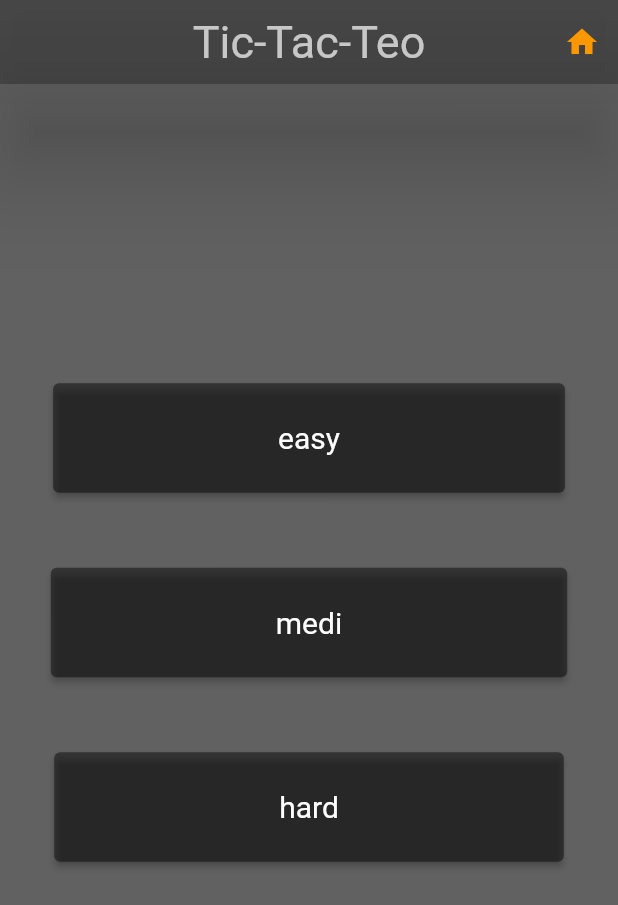
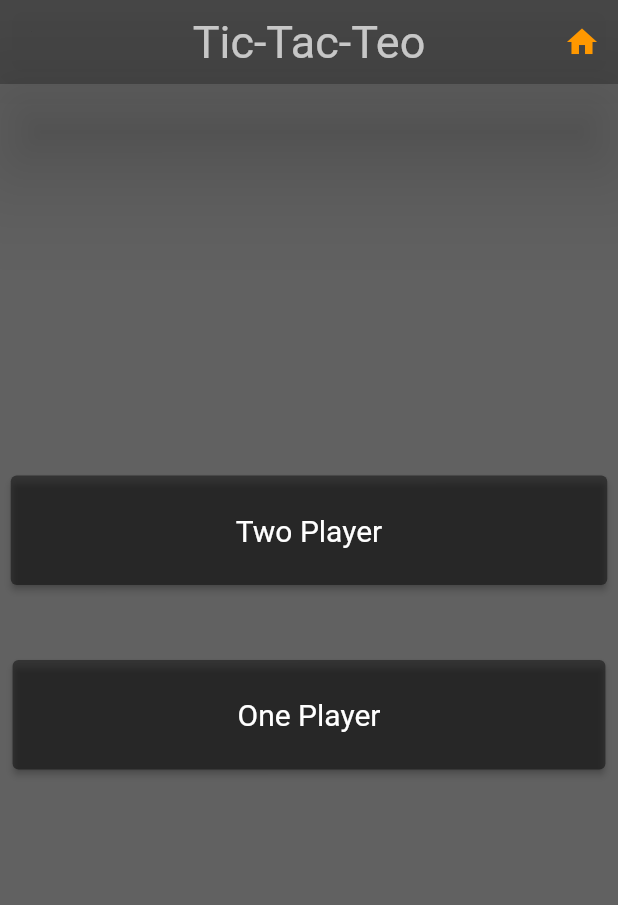
Before and after one commit to Parisa-arabi/-tic-tac-teo, a Flutter app: the screen it shows after launch, on a phone screen of 412 x 824 dp. Shown: the top 905 px of the screen. Run offline on Flutter 3.47's test engine with Material 2 defaults, Android fonts, the phone set to English and light mode, and no system bars.

Commit message:
i dont know if the last time pushed

```diff
--- a/lib/easy.dart
+++ b/lib/easy.dart
@@ -12,7 +12,6 @@ class easy extends StatelessWidget {
           style: Theme.of(context).appBarTheme.titleTextStyle,
         ),
       ),
-      body: Center(),
       backgroundColor: Colors.grey[700],
     );
   }
--- a/lib/home_page.dart
+++ b/lib/home_page.dart
@@ -1,6 +1,8 @@
 import 'package:flutter/material.dart';
 import 'package:tic_tac_teo/hard.dart';
 import 'package:tic_tac_teo/medium.dart';
+import 'package:tic_tac_teo/one_palyer.dart';
+import 'package:tic_tac_teo/two_player.dart';
 import 'easy.dart';
 
 class homepage extends StatelessWidget {
@@ -24,31 +26,21 @@ class homepage extends StatelessWidget {
              ElevatedButton(onPressed: (){
                Navigator.push(
                  context,
-                 MaterialPageRoute(builder: (context)=>const easy()),
+                 MaterialPageRoute(builder: (context)=>const two_player()),
                );
              },
                style: const ButtonStyle(),
-               child: const Text('easy'),
+               child: const Text('Two Player'),
              ),
               const SizedBox(height: 50),
               ElevatedButton(onPressed: (){
                 Navigator.push(
                   context,
-                  MaterialPageRoute(builder: (context)=> const medium()),
+                  MaterialPageRoute(builder: (context)=> const one_player()),
                 );
               },
                 style: const ButtonStyle(),
-                child: const Text('medi'),
-              ),
-              const SizedBox(height: 50),
-              ElevatedButton(onPressed: (){
-                Navigator.push(
-                  context,
-                  MaterialPageRoute(builder: (context)=> const hard()),
-                );
-              },
-                style: const ButtonStyle(),
-                child: const Text('hard'),
+                child: const Text('One Player'),
               ),
               const SizedBox(height: 50),
             ],
--- /dev/null
+++ b/lib/one_palyer.dart
@@ -0,0 +1,15 @@
+import 'package:flutter/material.dart';
+
+class one_player extends StatefulWidget {
+  const one_player({Key? key}) : super(key: key);
+
+  @override
+  State<one_player> createState() => _one_playerState();
+}
+
+class _one_playerState extends State<one_player> {
+  @override
+  Widget build(BuildContext context) {
+    return Container();
+  }
+}
--- /dev/null
+++ b/lib/two_player.dart
@@ -0,0 +1,22 @@
+import 'package:flutter/material.dart';
+
+class two_player extends StatefulWidget {
+  const two_player({Key? key}) : super(key: key);
+
+  @override
+  State<two_player> createState() => _two_playerState();
+}
+
+class _two_playerState extends State<two_player> {
+  @override
+  Widget build(BuildContext context) {
+    return Scaffold(
+      appBar: AppBar(
+        title: Text("two palyer mode",
+        style: Theme.of(context).appBarTheme.titleTextStyle,
+        ),
+      ),
+      backgroundColor: Colors.grey[800],
+    );
+  }
+}
```
Also changed, not shown: lib/x_o.dart (added, +57 -0 lines).
